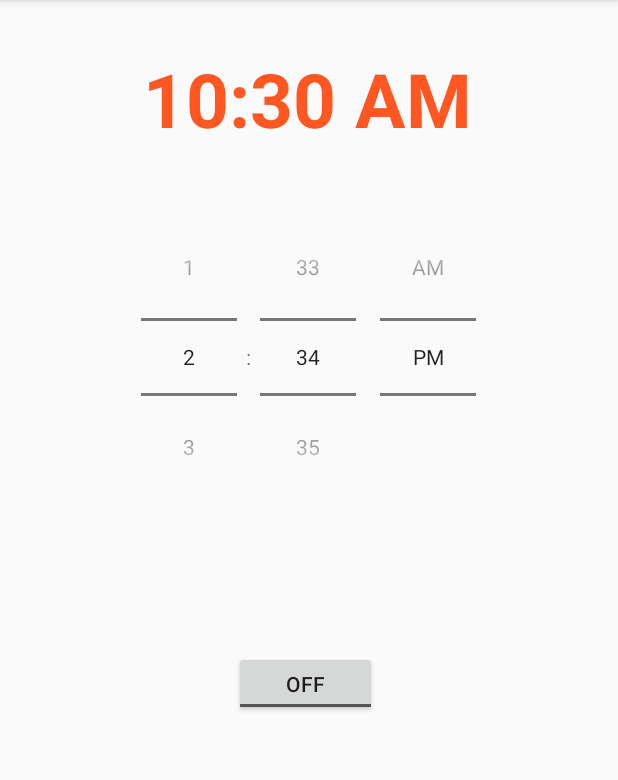
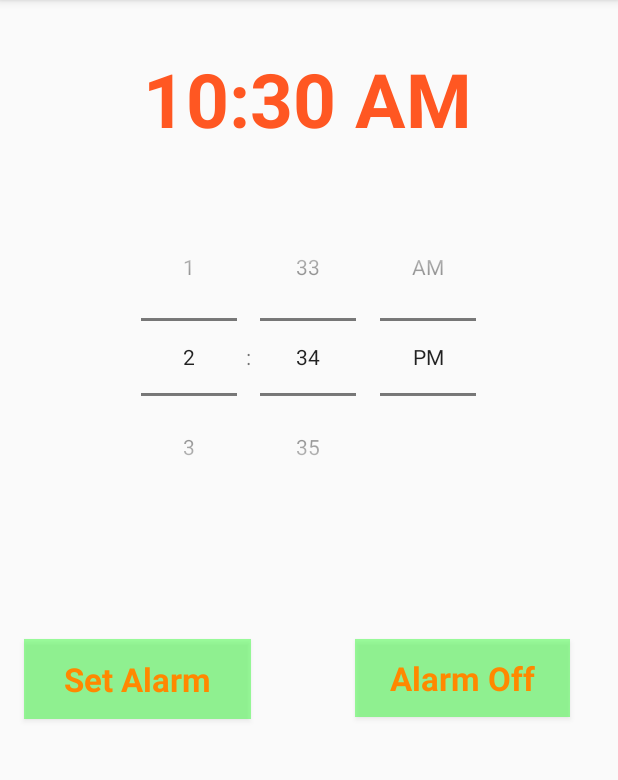
Before and after one commit to corbinabeebe/Android_Apps, an Android app: the screen it shows after launch (MainActivity), on a phone screen of 412 x 824 dp, the part 84-864 px from its top. Run offline under Robolectric (Android 15) with nearby library versions, the phone set to English and light mode, and no system bars.

Commit message:
attempted to create onclick listener to stop alarm - needs improvement

```diff
--- a/BestDarnAlarm/app/src/main/java/com/cobe/bestdarnalarm/AlarmReceiver.java
+++ b/BestDarnAlarm/app/src/main/java/com/cobe/bestdarnalarm/AlarmReceiver.java
@@ -31,4 +31,6 @@ public class AlarmReceiver extends BroadcastReceiver {
         Ringtone ringtone = RingtoneManager.getRingtone(context, aUri);
         ringtone.play();
     }
+
+
 }
--- a/BestDarnAlarm/app/src/main/java/com/cobe/bestdarnalarm/MainActivity.java
+++ b/BestDarnAlarm/app/src/main/java/com/cobe/bestdarnalarm/MainActivity.java
@@ -38,7 +38,9 @@ public class MainActivity extends AppCompatActivity {
     TimePicker alarmTimePicker;
     PendingIntent pendingIntent;
     AlarmManager alarmManager;
-    //todo -  change from toggle button to a set button and a off button
+    Button setAlarmButton;
+    Button alarmOffButton;
+    long time;
 
 
     @Override
@@ -49,51 +51,22 @@ public class MainActivity extends AppCompatActivity {
         setSupportActionBar(toolbar);
         alarmTimePicker = findViewById(R.id.timePicker);
         alarmManager = (AlarmManager) getSystemService(ALARM_SERVICE);
-    }
+        final Intent intent = new Intent(this, AlarmReceiver.class);
+        final Context context = this;
+
+
         //todo
         //onclick change listener to turn on alarm
-    /**
-     * Toast.makeText(MainActivity.this, "ALARM ON", Toast.LENGTH_SHORT).show();
-     *             Calendar calendar = Calendar.getInstance();
-     *             calendar.set(Calendar.HOUR_OF_DAY, alarmTimePicker.getHour());
-     *             calendar.set(Calendar.MINUTE, alarmTimePicker.getMinute());
-     *             Intent intent = new Intent(this, AlarmReceiver.class);
-     *             pendingIntent = pendingIntent.getBroadcast(this, 0, intent, 0);
-     *
-     *             time = (calendar.getTimeInMillis() - (calendar.getTimeInMillis() % 60000));
-     *             if(System.currentTimeMillis() > time) {
-     *                 if(calendar.AM_PM == 0) {
-     *                     time = time + (1000 * 60 * 60 * 12);
-     *                 } else {
-     *                     time = time + (1000 * 60 * 60 * 24);
-     *                 }
-     *             }
-     *             alarmManager.setRepeating(AlarmManager.RTC_WAKEUP, time, 10000, pendingIntent);
-     *
-     * */
-    //todo
-    //onclick listener to turn off alarm
-    /**
-     *  Intent intent = new Intent(this, AlarmReceiver.class);
-     *             pendingIntent = pendingIntent.getBroadcast(this, 0, intent, 0);
-     *             alarmManager.cancel(pendingIntent);
-     *             pendingIntent.cancel();
-     *             Toast.makeText(MainActivity.this, "ALARM OFF", Toast.LENGTH_SHORT).show();
-     *
-     *
-     * */
-
-    //used to set the alarm on or off
-    public void OnToggleClicked(View view) {
-        long time;
-        if(((ToggleButton) view).isChecked()) {
+        setAlarmButton = findViewById(R.id.setAlarmButton);
+        setAlarmButton.setOnClickListener(new View.OnClickListener() {
+            @Override
+            public void onClick(View v) {
                 Toast.makeText(MainActivity.this, "ALARM ON", Toast.LENGTH_SHORT).show();
                 Calendar calendar = Calendar.getInstance();
                 calendar.set(Calendar.HOUR_OF_DAY, alarmTimePicker.getHour());
                 calendar.set(Calendar.MINUTE, alarmTimePicker.getMinute());
-            Intent intent = new Intent(this, AlarmReceiver.class);
-            pendingIntent = pendingIntent.getBroadcast(this, 0, intent, 0);
 
+                pendingIntent = pendingIntent.getBroadcast(context, 0, intent, 0);
                 time = (calendar.getTimeInMillis() - (calendar.getTimeInMillis() % 60000));
                 if(System.currentTimeMillis() > time) {
                     if(calendar.AM_PM == 0) {
@@ -103,12 +76,23 @@ public class MainActivity extends AppCompatActivity {
                     }
                 }
                 alarmManager.setRepeating(AlarmManager.RTC_WAKEUP, time, 10000, pendingIntent);
-        } else {
-            Intent intent = new Intent(this, AlarmReceiver.class);
-            pendingIntent = pendingIntent.getBroadcast(this, 0, intent, 0);
+
+            }
+        });
+        //todo
+        //onclick listener to turn off alarm
+        alarmOffButton = findViewById(R.id.alarmOffButton);
+        alarmOffButton.setOnClickListener(new View.OnClickListener() {
+            @Override
+            public void onClick(View v) {
+                pendingIntent = pendingIntent.getBroadcast(context, 0, intent, 0);
                 alarmManager.cancel(pendingIntent);
                 pendingIntent.cancel();
                 Toast.makeText(MainActivity.this, "ALARM OFF", Toast.LENGTH_SHORT).show();
+                Ringtone ringtone = RingtoneManager.getRingtone(context, null);
+                ringtone.stop();
             }
+        });
     }
+
 }
--- a/BestDarnAlarm/app/src/main/res/layout/content_main.xml
+++ b/BestDarnAlarm/app/src/main/res/layout/content_main.xml
@@ -39,15 +39,36 @@
         app:layout_constraintStart_toStartOf="parent"
         app:layout_constraintTop_toBottomOf="@+id/textClock" />
 
-    <ToggleButton
-        android:id="@+id/alarmToggleButton"
-        android:layout_width="95dp"
-        android:layout_height="43dp"
-        android:layout_marginStart="156dp"
-        android:layout_marginTop="80dp"
-        android:checked="false"
-        android:onClick="OnToggleClicked"
+    <Button
+        android:id="@+id/setAlarmButton"
+        android:layout_width="151dp"
+        android:layout_height="53dp"
+        android:layout_marginTop="72dp"
+        android:layout_marginEnd="60dp"
+        android:background="#6100FF04"
+        android:text="@string/set_alarm_button_text"
+        android:textAppearance="@style/TextAppearance.AppCompat.Medium"
+        android:textColor="@android:color/holo_orange_dark"
+        android:textSize="22sp"
+        android:textStyle="bold"
+        app:layout_constraintEnd_toStartOf="@+id/alarmOffButton"
+        app:layout_constraintHorizontal_bias="0.627"
         app:layout_constraintStart_toStartOf="parent"
         app:layout_constraintTop_toBottomOf="@+id/timePicker" />
 
+    <Button
+        android:id="@+id/alarmOffButton"
+        android:layout_width="143dp"
+        android:layout_height="52dp"
+        android:layout_marginTop="72dp"
+        android:layout_marginEnd="32dp"
+        android:background="#6100FF04"
+        android:text="@string/turn_off_alarm_button_text"
+        android:textAppearance="@style/TextAppearance.AppCompat.Medium"
+        android:textColor="@android:color/holo_orange_dark"
+        android:textSize="22sp"
+        android:textStyle="bold"
+        app:layout_constraintEnd_toEndOf="parent"
+        app:layout_constraintTop_toBottomOf="@+id/timePicker" />
+
 </androidx.constraintlayout.widget.ConstraintLayout>
```
Lines whose indentation alone changed are shown as unchanged.
